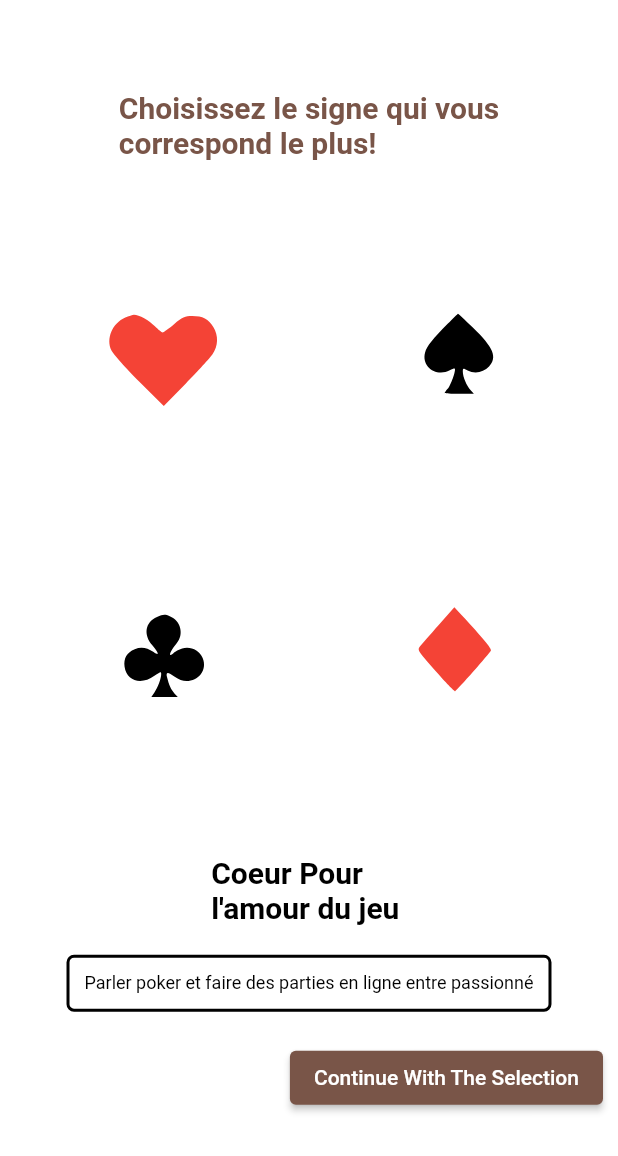
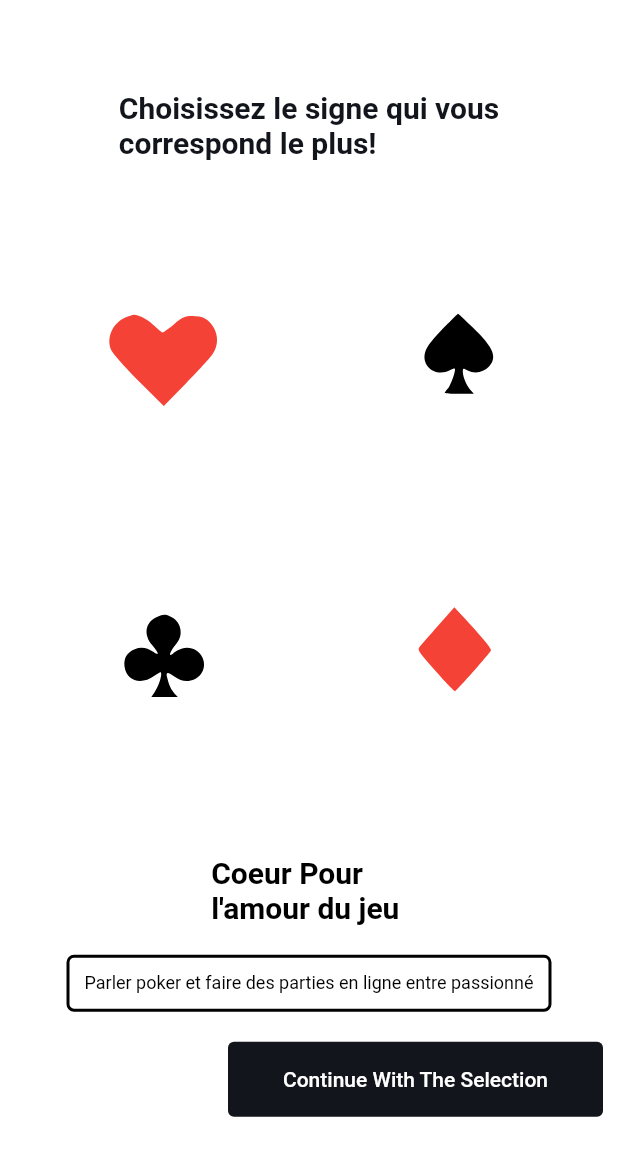
Before and after one commit to noman9k/card_app, a Flutter app: the UserDataScreen screen opened by its route, after a tap on "Submit", on a phone screen of 412 x 824 dp. Shown: the top 1156 px of the screen. Run offline on Flutter 3.47's test engine with Material 2 defaults, Android fonts, the phone set to English and light mode, and no system bars; our stand-ins replace cloud_firestore, country_picker, firebase_auth, firebase_core, flutter_svg, get; accounts and stored records are empty.

Commit message:
color modification

```diff
--- a/lib/constant/colors.dart
+++ b/lib/constant/colors.dart
@@ -5,4 +5,20 @@ class MyColors {
   static const Color backgroundColor = Color.fromARGB(255, 18, 21, 27);
 
   static const Color textColor = Colors.brown;
+  static const Color newTextColor = Colors.white;
+  static const MaterialColor backgrnd = MaterialColor(
+    0xFF302B2B,
+    <int, Color>{
+      50: Color(0xFFFFFFFF),
+      100: Color(0xFFFFFFFF),
+      200: Color(0xFFFFFFFF),
+      300: Color(0xFFFFFFFF),
+      400: Color(0xFFFFFFFF),
+      500: Color(0xFFFFFFFF),
+      600: Color(0xFFFFFFFF),
+      700: Color(0xFFFFFFFF),
+      800: Color(0xFFFFFFFF),
+      900: Color(0xFFFFFFFF),
+    },
+  );
 }
--- a/lib/main.dart
+++ b/lib/main.dart
@@ -1,5 +1,6 @@
 // ignore_for_file: prefer_const_constructors
 
+import 'package:card_app/constant/colors.dart';
 import 'package:card_app/screens/splash_screen.dart';
 import 'package:firebase_core/firebase_core.dart';
 import 'package:flutter/material.dart';
@@ -31,7 +32,7 @@ class MyApp extends StatelessWidget {
       debugShowCheckedModeBanner: false,
       title: 'Card App',
       theme: ThemeData(
-        primarySwatch: Colors.brown,
+        primarySwatch: MyColors.backgrnd,
         visualDensity: VisualDensity.adaptivePlatformDensity,
       ),
       home: SplashScreen(),
--- a/lib/screens/get_userdata_screen.dart
+++ b/lib/screens/get_userdata_screen.dart
@@ -29,7 +29,7 @@ class UserDataScreen extends StatelessWidget {
                   style: TextStyle(
                     fontSize: 30,
                     fontWeight: FontWeight.bold,
-                    color: MyColors.textColor,
+                    color: MyColors.newTextColor,
                   ),
                 ),
                 SizedBox(height: height * 0.05),
@@ -73,7 +73,11 @@ class UserDataScreen extends StatelessWidget {
                 ),
                 SizedBox(height: height * 0.05),
                 MyElevatedButton(
-                  child: const Text('Submit'),
+                  child: const Text('Submit',
+                      style: TextStyle(
+                        fontSize: 20,
+                        color: MyColors.newTextColor,
+                      )),
                   onButtonPressed: () {
                     if (userDataController.isValid()) {
                       userDataController.upload();
@@ -104,16 +108,26 @@ Widget myTextFormFiled({
     keyboardType: inputType,
     style: const TextStyle(
       fontSize: 18,
-      color: MyColors.textColor,
+      color: MyColors.newTextColor,
     ),
     decoration: InputDecoration(
       labelText: text,
       labelStyle: TextStyle(
-        color: MyColors.textColor.withOpacity(0.7),
+        color: MyColors.newTextColor.withOpacity(0.7),
       ),
-      border: const OutlineInputBorder(),
+      focusedBorder: const OutlineInputBorder(
+        borderSide: BorderSide(
+          color: MyColors.newTextColor,
+        ),
+      ),
+      border: const OutlineInputBorder(
+        borderSide: BorderSide(color: MyColors.newTextColor),
+        borderRadius: BorderRadius.all(
+          Radius.circular(10),
+        ),
+      ),
       enabledBorder: const OutlineInputBorder(
-        borderSide: BorderSide(color: MyColors.textColor),
+        borderSide: BorderSide(color: MyColors.newTextColor),
       ),
     ),
   );
--- a/lib/screens/message_screen.dart
+++ b/lib/screens/message_screen.dart
@@ -13,7 +13,7 @@ class MessageScreen extends StatelessWidget {
         title: const Text('Message'),
       ),
       body: Center(
-        child: Text(userData['role']),
+        child: Text('uId ${userData['uId']}'),
       ),
     );
   }
--- a/lib/screens/select_role_screen.dart
+++ b/lib/screens/select_role_screen.dart
@@ -5,6 +5,7 @@ import 'package:flutter/material.dart';
 import 'package:flutter_svg/svg.dart';
 import 'package:get/get.dart';
 
+import '../constant/colors.dart';
 import '../modals/role_model.dart';
 
 class SelectRoleScreen extends StatelessWidget {
@@ -31,7 +32,7 @@ class SelectRoleScreen extends StatelessWidget {
                       style: TextStyle(
                           fontSize: 20,
                           fontWeight: FontWeight.bold,
-                          color: Colors.brown),
+                          color: MyColors.backgroundColor),
                     ),
                   ),
                 ),
@@ -105,8 +106,17 @@ class SelectRoleScreen extends StatelessWidget {
                       mainAxisAlignment: MainAxisAlignment.end,
                       children: [
                         ElevatedButton(
+                          style: ElevatedButton.styleFrom(
+                            primary: MyColors.backgroundColor,
+                            onSurface: Color.fromARGB(0, 219, 49, 49),
+                            shadowColor: Color.fromARGB(0, 92, 5, 5),
+                            fixedSize: Size(250, 50),
+                          ),
                           onPressed: () => roleController.saveToDB(),
-                          child: Text('Continue With The Selection'),
+                          child: Text(
+                            'Continue With The Selection',
+                            style: TextStyle(color: MyColors.newTextColor),
+                          ),
                         ),
                       ],
                     ),
@@ -128,7 +138,7 @@ Widget _gridItem(
   return Container(
     decoration: userSelectedRole && isSelected
         ? BoxDecoration(
-            border: Border.all(width: 3, color: Colors.brown),
+            border: Border.all(width: 3, color: MyColors.backgroundColor),
             borderRadius: BorderRadius.circular(50),
           )
         : null,
--- a/lib/screens/splash_screen.dart
+++ b/lib/screens/splash_screen.dart
@@ -1,7 +1,9 @@
 import 'dart:async';
 
+import 'package:card_app/constant/colors.dart';
 import 'package:firebase_auth/firebase_auth.dart';
 import 'package:flutter/material.dart';
+import 'package:flutter/rendering.dart';
 import 'package:get/get.dart';
 
 class SplashScreen extends StatefulWidget {
@@ -27,7 +29,7 @@ class _SplashScreenState extends State<SplashScreen> {
   @override
   Widget build(BuildContext context) {
     return Scaffold(
-      backgroundColor: Colors.brown,
+      backgroundColor: MyColors.backgroundColor,
       body: Center(
         child: SizedBox(
             height: 200,
--- a/lib/widgets/my_widgets.dart
+++ b/lib/widgets/my_widgets.dart
@@ -1,4 +1,6 @@
 import 'package:flutter/material.dart';
+
+import '../constant/colors.dart';
 
 class MyElevatedButton extends StatelessWidget {
   const MyElevatedButton(
@@ -17,8 +19,8 @@ class MyElevatedButton extends StatelessWidget {
               begin: Alignment.topLeft,
               end: Alignment.bottomRight,
               colors: [
-                Color.fromARGB(255, 114, 74, 55),
-                Color.fromARGB(255, 201, 116, 47)
+                Color.fromARGB(255, 190, 186, 186),
+                Color.fromARGB(255, 52, 55, 61)
 
                 //add more colors
               ],
@@ -27,7 +29,7 @@ class MyElevatedButton extends StatelessWidget {
             boxShadow: const <BoxShadow>[
               BoxShadow(
                   offset: Offset(2, 5),
-                  color: Color.fromARGB(255, 133, 96, 42), //shadow for button
+                  color: Color.fromARGB(255, 141, 136, 136), //shadow for button
                   blurRadius: 5) //blur radius of shadow
             ]),
         child: ElevatedButton(
```
Also changed, not shown: lib/controllers/login_controller.dart (+8 -0 lines), lib/screens/login_screen.dart (+30 -19 lines), lib/screens/profile_screen.dart (+7 -2 lines), lib/screens/question_screen.dart (+22 -2 lines).
